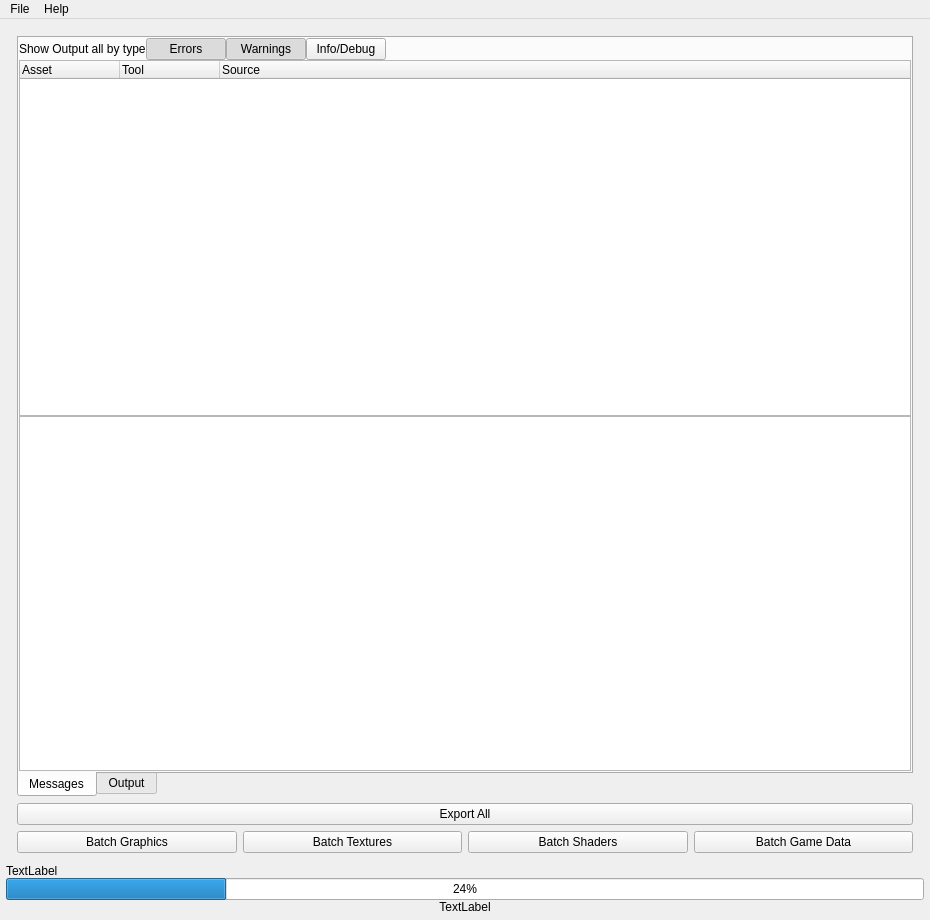
The window that code/qttoolkit/batchexporter2/ui/batchexporterqt.ui (gscept/nebula-trifid) describes before a commit, drawn with Qt 5.
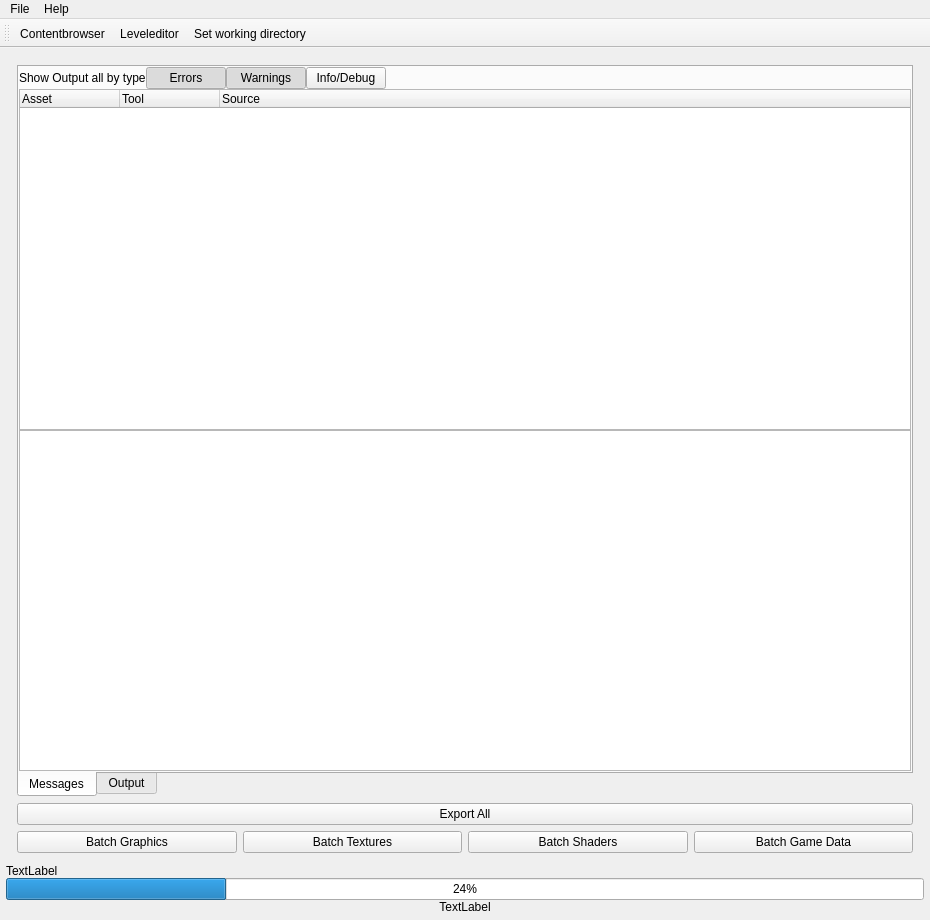
The same window after the commit. Icons and pictures are not drawn.

Commit message:
*BatchExporter* *leveleditor* *toolkitutil* *qttoolkit*
BatchExporter:
- added launcher buttons for leveleditor and contentbrowser

qttoolkit:
- added png icons of leveleditor and contentbrowser

leveleditor:
- added option to reset widget layout

toolkitutil:
- added static variant of check for running process

```diff
--- a/code/qttoolkit/batchexporter2/ui/batchexporterqt.ui
+++ b/code/qttoolkit/batchexporter2/ui/batchexporterqt.ui
@@ -29,7 +29,7 @@
     <property name="margin">
      <number>6</number>
     </property>
-    <item row="1" column="0">
+    <item row="0" column="0">
      <widget class="QFrame" name="frame">
       <property name="sizePolicy">
        <sizepolicy hsizetype="Expanding" vsizetype="Expanding">
@@ -63,7 +63,7 @@
             </property>
            </widget>
           </item>
-          <item row="7" column="0">
+          <item row="5" column="0">
            <widget class="QTabWidget" name="tabWidget">
             <property name="tabPosition">
              <enum>QTabWidget::South</enum>
@@ -142,6 +142,9 @@
                   <property name="text">
                    <string>Show Output all by type</string>
                   </property>
+                  <property name="margin">
+                   <number>5</number>
+                  </property>
                  </widget>
                 </item>
                 <item>
@@ -360,6 +363,26 @@
    <addaction name="menuEdit"/>
    <addaction name="menuAbout"/>
   </widget>
+  <widget class="QToolBar" name="toolBar">
+   <property name="windowTitle">
+    <string>toolBar</string>
+   </property>
+   <property name="iconSize">
+    <size>
+     <width>32</width>
+     <height>32</height>
+    </size>
+   </property>
+   <attribute name="toolBarArea">
+    <enum>TopToolBarArea</enum>
+   </attribute>
+   <attribute name="toolBarBreak">
+    <bool>false</bool>
+   </attribute>
+   <addaction name="actionContentbrowser"/>
+   <addaction name="actionLeveleditor"/>
+   <addaction name="actionSetWorkDir"/>
+  </widget>
   <action name="actionAbout">
    <property name="text">
     <string>About</string>
@@ -388,6 +411,30 @@
     <string>Set Toolkit directory</string>
    </property>
   </action>
+  <action name="actionContentbrowser">
+   <property name="icon">
+    <iconset resource="../../resources.qrc">
+     <normaloff>:/icons/icons/Contentbrowser.png</normaloff>:/icons/icons/Contentbrowser.png</iconset>
+   </property>
+   <property name="text">
+    <string>Contentbrowser</string>
+   </property>
+   <property name="toolTip">
+    <string>Start Contentbrowser</string>
+   </property>
+  </action>
+  <action name="actionLeveleditor">
+   <property name="icon">
+    <iconset resource="../../resources.qrc">
+     <normaloff>:/icons/icons/Leveleditor.png</normaloff>:/icons/icons/Leveleditor.png</iconset>
+   </property>
+   <property name="text">
+    <string>Leveleditor</string>
+   </property>
+   <property name="toolTip">
+    <string>Start Leveleditor</string>
+   </property>
+  </action>
  </widget>
  <resources>
   <include location="../../../qttools/ui/qttoolkit.qrc"/>
```
Left out of the diff: 17 changed lines with no effect on the pictures. The commit also changes 11 other files.
